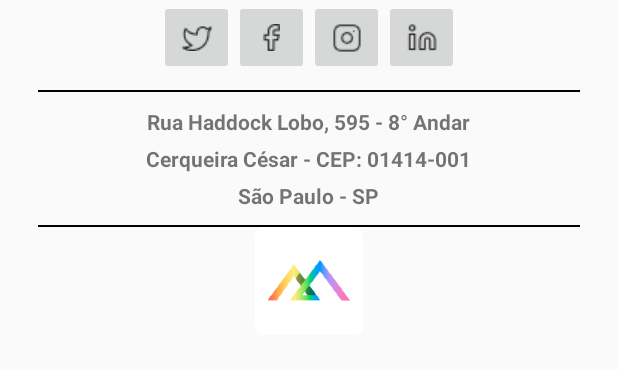
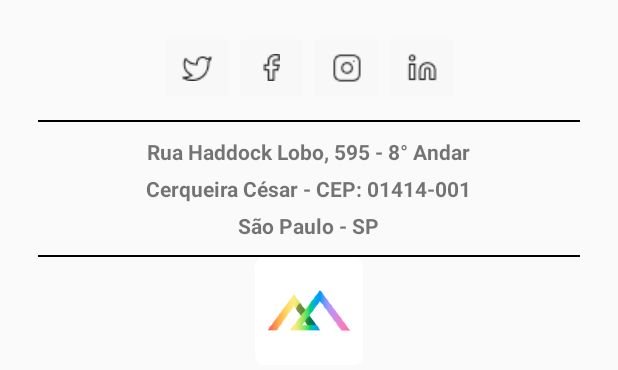
Before and after one commit to Queerfy/mobile-queerfy, an Android app: the layout footer.xml on its own in the app's theme, with its tools: preview values and no code run, on a phone screen of 412 x 824 dp. Shown: the top 370 px of the screen. Run offline under Robolectric (Android 15) with nearby library versions, the phone set to English and light mode, and no system bars.

Commit message:
fix: footer fragment layout

```diff
--- a/app/src/main/res/layout/footer.xml
+++ b/app/src/main/res/layout/footer.xml
@@ -1,70 +1,80 @@
 <?xml version="1.0" encoding="utf-8"?>
 <LinearLayout xmlns:android="http://schemas.android.com/apk/res/android"
+    xmlns:tools="http://schemas.android.com/tools"
     android:layout_width="match_parent"
     android:layout_height="match_parent"
+    android:layout_marginLeft="25dp"
+    android:layout_marginTop="20dp"
+    android:layout_marginRight="25dp"
     android:gravity="center_horizontal"
-    android:orientation="vertical"
-    android:layout_marginLeft="25dp"
-    android:layout_marginRight="25dp">
+    android:orientation="vertical">
 
     <LinearLayout
         android:layout_width="match_parent"
         android:layout_height="wrap_content"
+        android:layout_marginBottom="10dp"
         android:gravity="center_horizontal"
-        android:orientation="horizontal"
-        android:layout_marginBottom="10dp">
+        android:orientation="horizontal">
 
         <ImageButton
             android:id="@+id/imgTwitter"
             android:layout_width="50dp"
             android:layout_height="50dp"
-            android:src="@drawable/twitter" />
+            android:backgroundTint="@color/background_light"
+            android:src="@drawable/twitter"
+            tools:ignore="ContentDescription" />
 
         <ImageButton
             android:id="@+id/imgFacebook"
             android:layout_width="50dp"
             android:layout_height="50dp"
-            android:src="@drawable/facebook" />
+            android:backgroundTint="@color/background_light"
+            android:src="@drawable/facebook"
+            tools:ignore="ContentDescription" />
 
         <ImageButton
             android:id="@+id/imgInstagram"
             android:layout_width="50dp"
             android:layout_height="50dp"
-            android:src="@drawable/instagram" />
+            android:backgroundTint="@color/background_light"
+            android:src="@drawable/instagram"
+            tools:ignore="ContentDescription" />
 
         <ImageButton
             android:id="@+id/imgLinkedin"
             android:layout_width="50dp"
             android:layout_height="50dp"
-            android:src="@drawable/linkedin" />
+            android:backgroundTint="@color/background_light"
+            android:src="@drawable/linkedin"
+            tools:ignore="ContentDescription" />
 
     </LinearLayout>
 
     <FrameLayout
         android:layout_width="match_parent"
         android:layout_height="1.5dp"
-        android:background="@color/black"
-        android:layout_marginBottom="10dp" />
+        android:layout_marginBottom="10dp"
+        android:background="@color/black" />
 
     <TextView
         android:layout_width="wrap_content"
         android:layout_height="wrap_content"
+        android:layout_marginBottom="5dp"
         android:text="@string/full_address"
-        android:layout_marginBottom="5dp"
         android:textStyle="bold" />
 
     <TextView
         android:layout_width="wrap_content"
         android:layout_height="wrap_content"
+        android:layout_marginBottom="5dp"
         android:text="@string/address"
-        android:layout_marginBottom="5dp"
         android:textStyle="bold" />
 
     <TextView
         android:layout_width="wrap_content"
         android:layout_height="wrap_content"
+        android:layout_marginBottom="10dp"
         android:text="@string/sp"
-        android:layout_marginBottom="10dp"
         android:textStyle="bold" />
 
     <FrameLayout
@@ -75,6 +85,7 @@
     <ImageView
         android:layout_width="wrap_content"
         android:layout_height="wrap_content"
-        android:src="@mipmap/ic_logo_queerfy" />
+        android:src="@mipmap/ic_logo_queerfy"
+        tools:ignore="ContentDescription" />
 
 </LinearLayout>
```
